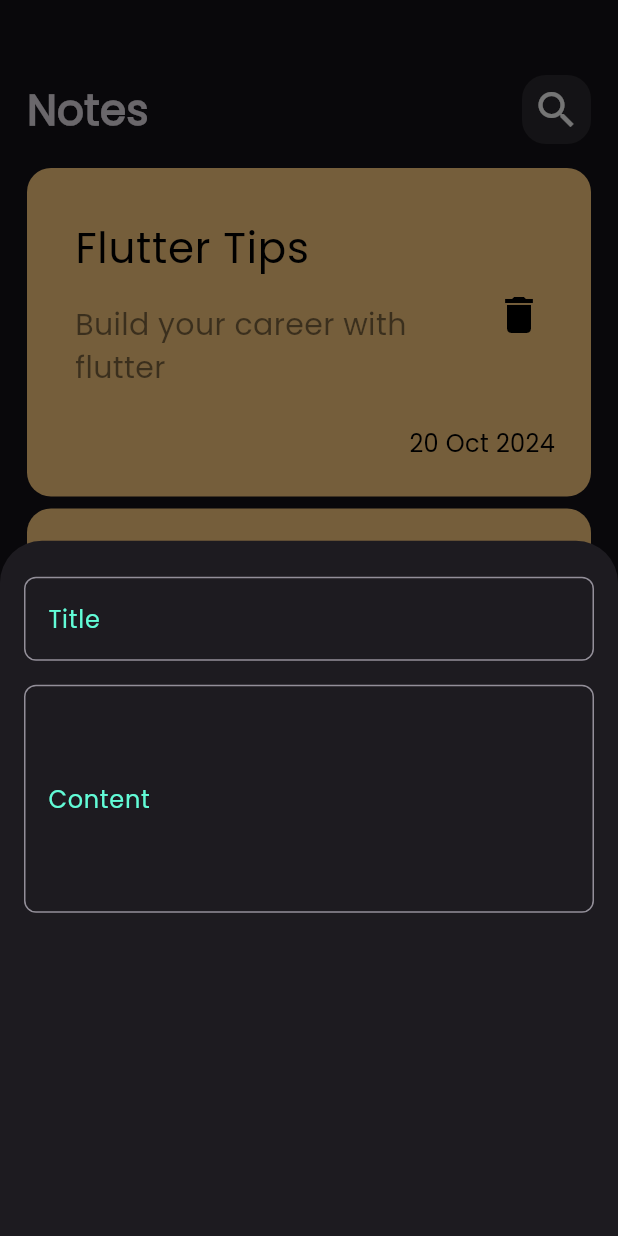
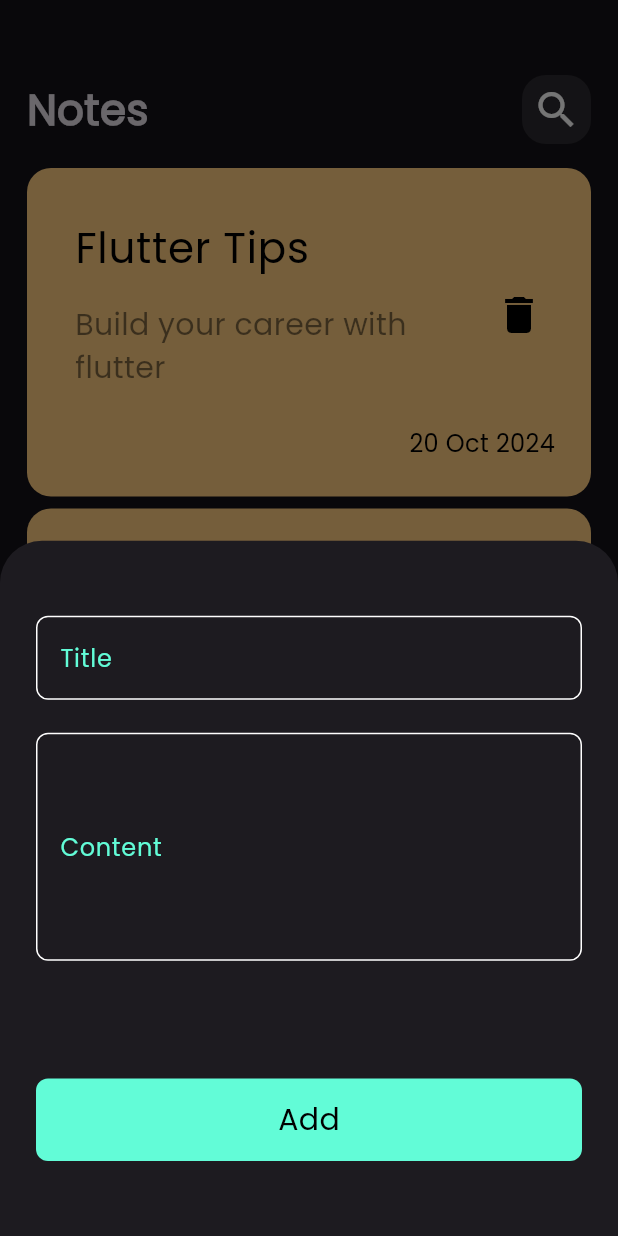
Before and after one commit to Aya95925/notes_app, a Flutter app: the screen it shows after launch, after a tap on the "add" icon, on a phone screen of 412 x 824 dp. Run offline on Flutter 3.47's test engine with Material 3 defaults, Android fonts, the phone set to English and light mode, and no system bars.

Commit message:
custom add buttom

```diff
--- a/lib/views/widgets/add_note_buttom_sheet.dart
+++ b/lib/views/widgets/add_note_buttom_sheet.dart
@@ -1,4 +1,5 @@
 import 'package:flutter/material.dart';
+import 'package:notes_app/views/widgets/custom_add_buttom.dart';
 import 'package:notes_app/views/widgets/custom_text_field.dart';
 
 class AddNoteButtomSheet extends StatelessWidget {
@@ -7,12 +8,14 @@ class AddNoteButtomSheet extends StatelessWidget {
   @override
   Widget build(BuildContext context) {
     return Padding(
-      padding: const EdgeInsets.symmetric(horizontal: 16.0, vertical: 24.0),
+      padding: const EdgeInsets.symmetric(horizontal: 24.0, vertical: 50.0),
       child: Column(
         children: [
           const CustomTextFiels(label: 'Title'),
-          SizedBox(height: 16),
+          SizedBox(height: 22),
           const CustomTextFiels(label: 'Content', maxLines: 5),
+          Spacer(),
+          CustomAddButtom(),
 
           // Add your form fields and buttons here
         ],
--- /dev/null
+++ b/lib/views/widgets/custom_add_buttom.dart
@@ -0,0 +1,21 @@
+import 'package:flutter/material.dart';
+import 'package:notes_app/constant.dart';
+
+class CustomAddButtom extends StatelessWidget {
+  const CustomAddButtom({super.key});
+
+  @override
+  Widget build(BuildContext context) {
+    return Container(
+      width: MediaQuery.of(context).size.width,
+      height: 55,
+      decoration: BoxDecoration(
+        color: kprimaryColor,
+        borderRadius: BorderRadius.circular(8),
+      ),
+      child: const Center(
+        child: Text('Add', style: TextStyle(fontSize: 20, color: Colors.black)),
+      ),
+    );
+  }
+}
--- a/lib/views/widgets/custom_text_field.dart
+++ b/lib/views/widgets/custom_text_field.dart
@@ -14,6 +14,7 @@ class CustomTextFiels extends StatelessWidget {
         labelText: label,
         labelStyle: TextStyle(color: kprimaryColor),
         border: buildBorder(),
+        enabledBorder: buildBorder(),
       ),
     );
   }
```
